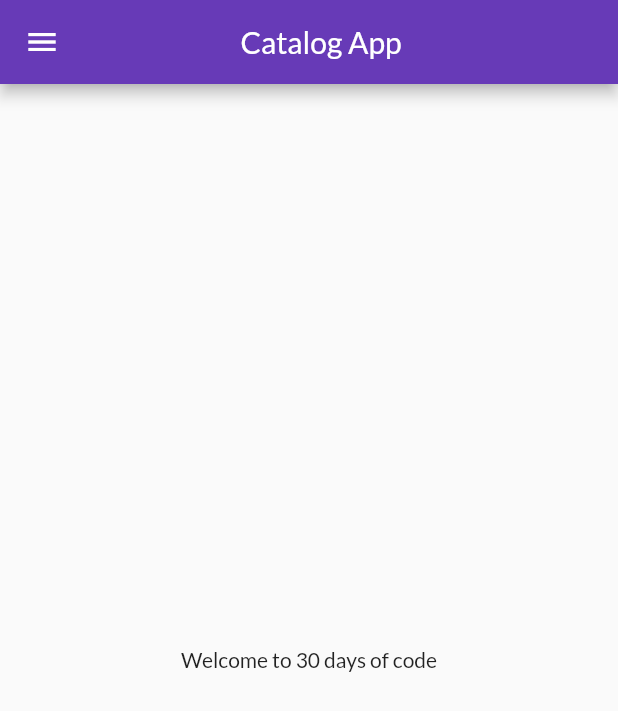
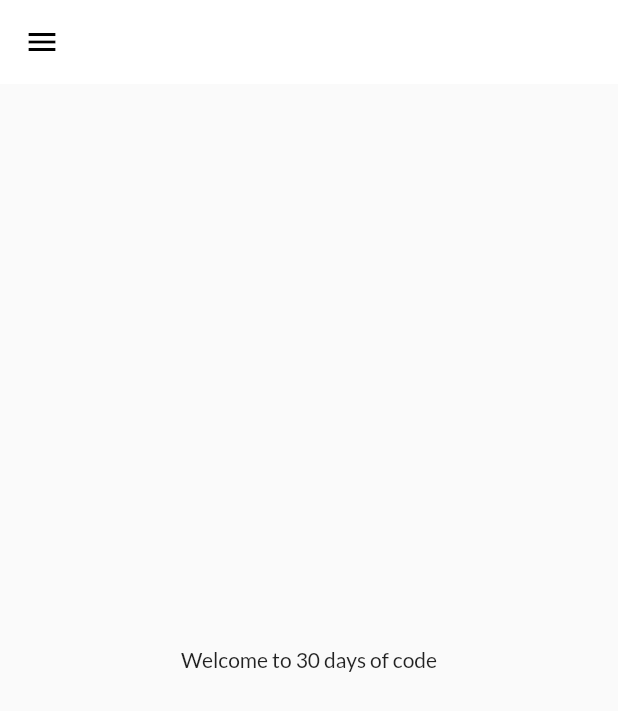
Before and after one commit to PrateekK-coder/flutterCAtalog, a Flutter app: the screen it shows after launch, on a phone screen of 412 x 824 dp. Shown: the top 711 px of the screen. Run offline on Flutter 3.47's test engine with Material 2 defaults, Android fonts, the phone set to English and light mode, and no system bars; our stand-ins replace google_fonts.

Commit message:
themes extracted

```diff
--- a/lib/main.dart
+++ b/lib/main.dart
@@ -2,7 +2,7 @@ import 'package:flutter/material.dart';
 import 'package:flutter_catalog/pages/home_page.dart';
 import 'package:flutter_catalog/pages/login_page.dart';
 import 'package:flutter_catalog/utilities/routes.dart';
-import 'package:google_fonts/google_fonts.dart';
+import 'package:flutter_catalog/widgets/themes.dart';
 
 void main() {
   runApp(MyApp());
@@ -14,13 +14,8 @@ class MyApp extends StatelessWidget {
     return MaterialApp(
       debugShowCheckedModeBanner: false,
       themeMode: ThemeMode.light,
-      theme: ThemeData(
-          primarySwatch: Colors.deepPurple,
-          fontFamily: GoogleFonts.lato().fontFamily,
-          primaryTextTheme: GoogleFonts.latoTextTheme()),
-      darkTheme: ThemeData(
-        brightness: Brightness.dark,
-      ),
+      theme: MyTheme.lightTheme(context),
+      darkTheme: MyTheme.darkTheme(context),
       initialRoute: MyRoutes.homeRoute,
       routes: {
         "/": (context) => Loginpage(),
--- /dev/null
+++ b/lib/widgets/themes.dart
@@ -0,0 +1,19 @@
+import 'package:flutter/material.dart';
+
+import 'package:google_fonts/google_fonts.dart';
+
+class MyTheme {
+  static ThemeData lightTheme(BuildContext context) => ThemeData(
+        primarySwatch: Colors.deepPurple,
+        fontFamily: GoogleFonts.lato().fontFamily,
+        primaryTextTheme: GoogleFonts.latoTextTheme(),
+        appBarTheme: AppBarTheme(
+          color: Colors.white,
+          elevation: 0,
+          iconTheme: IconThemeData(color: Colors.black),
+        ),
+      );
+  static ThemeData darkTheme(BuildContext context) => ThemeData(
+        brightness: Brightness.dark,
+      );
+}
```
